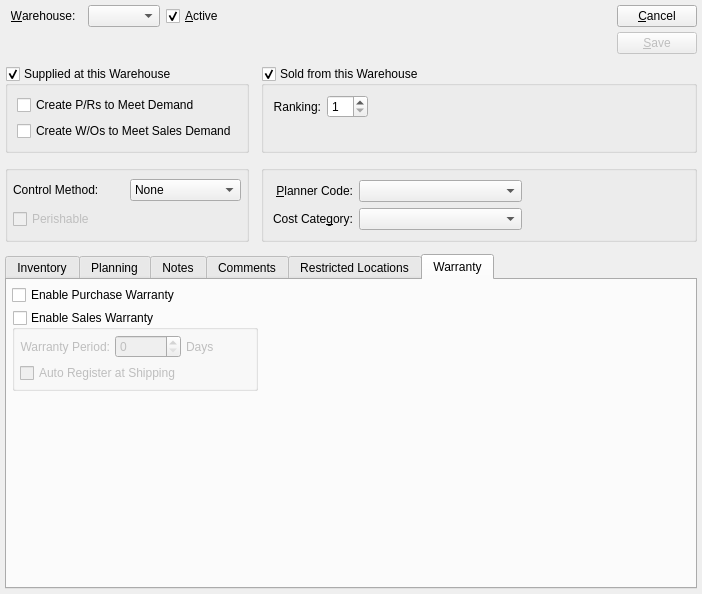
Before: the Qt Designer form xtuple/trunk/guiclient/itemSite.ui in WooodHead/xtuple, drawn with Qt 5.
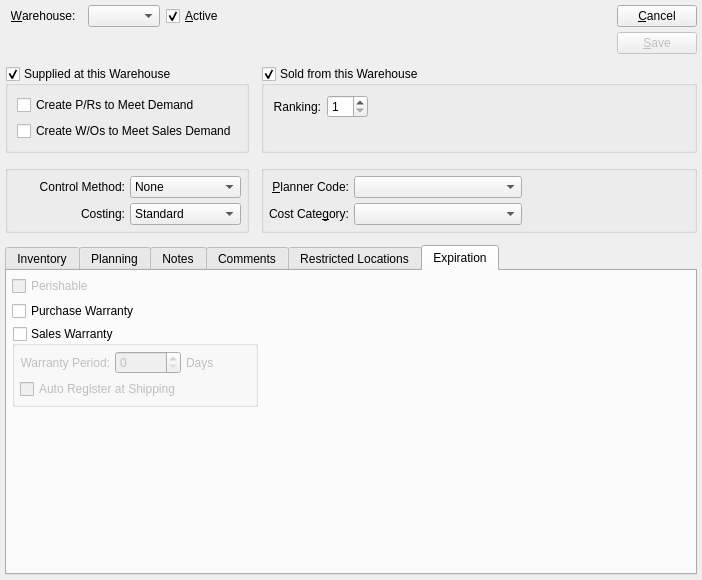
After: the same form once the commit is applied. The open tabs and pages were chosen to show the change. Custom widgets are drawn as their Qt base class.

Commit message: issue #6636:  Second pass lot serial restructuring so information can be tracked against a specific lot/serial number for warranty registration.  Fix up non-standard transactions and lot/serial related displays.

Diff of the .ui file:
```diff
--- a/xtuple/trunk/guiclient/itemSite.ui
+++ b/xtuple/trunk/guiclient/itemSite.ui
@@ -6,7 +6,7 @@
     <x>0</x>
     <y>0</y>
     <width>702</width>
-    <height>594</height>
+    <height>580</height>
    </rect>
   </property>
   <property name="minimumSize" >
@@ -328,6 +328,9 @@
           <property name="text" >
            <string>Control Method:</string>
           </property>
+          <property name="alignment" >
+           <set>Qt::AlignRight|Qt::AlignTrailing|Qt::AlignVCenter</set>
+          </property>
          </widget>
         </item>
         <item row="0" column="1" >
@@ -361,13 +364,32 @@
          </widget>
         </item>
         <item row="1" column="0" >
-         <widget class="QCheckBox" name="_perishable" >
-          <property name="enabled" >
-           <bool>false</bool>
-          </property>
+         <widget class="QLabel" name="_controlMethodLit_2" >
           <property name="text" >
-           <string>Perishable</string>
+           <string>Costing:</string>
           </property>
+          <property name="alignment" >
+           <set>Qt::AlignRight|Qt::AlignTrailing|Qt::AlignVCenter</set>
+          </property>
+         </widget>
+        </item>
+        <item row="1" column="1" >
+         <widget class="XComboBox" name="xcomboBox" >
+          <item>
+           <property name="text" >
+            <string>Standard</string>
+           </property>
+          </item>
+          <item>
+           <property name="text" >
+            <string>Job</string>
+           </property>
+          </item>
+          <item>
+           <property name="text" >
+            <string/>
+           </property>
+          </item>
          </widget>
         </item>
        </layout>
@@ -379,37 +401,6 @@
         <string/>
        </property>
        <layout class="QGridLayout" >
-        <property name="leftMargin" >
-         <number>9</number>
-        </property>
-        <property name="topMargin" >
-         <number>9</number>
-        </property>
-        <property name="rightMargin" >
-         <number>9</number>
-        </property>
-        <property name="bottomMargin" >
-         <number>9</number>
-        </property>
-        <property name="horizontalSpacing" >
-         <number>6</number>
-        </property>
-        <property name="verticalSpacing" >
-         <number>6</number>
-        </property>
-        <item row="0" column="2" >
-         <spacer>
-          <property name="orientation" >
-           <enum>Qt::Horizontal</enum>
-          </property>
-          <property name="sizeHint" >
-           <size>
-            <width>40</width>
-            <height>20</height>
-           </size>
-          </property>
-         </spacer>
-        </item>
         <item row="0" column="0" >
          <widget class="QLabel" name="_plannerCodeLit" >
           <property name="text" >
@@ -439,6 +430,19 @@
           </property>
          </widget>
         </item>
+        <item row="0" column="2" >
+         <spacer>
+          <property name="orientation" >
+           <enum>Qt::Horizontal</enum>
+          </property>
+          <property name="sizeHint" >
+           <size>
+            <width>40</width>
+            <height>20</height>
+           </size>
+          </property>
+         </spacer>
+        </item>
         <item row="1" column="0" >
          <widget class="QLabel" name="_costcatLit" >
           <property name="text" >
@@ -1377,22 +1381,32 @@
          </item>
         </layout>
        </widget>
-       <widget class="QWidget" name="_warrantyTab" >
+       <widget class="QWidget" name="_expirationTab" >
         <attribute name="title" >
-         <string>Warranty</string>
+         <string>Expiration</string>
         </attribute>
         <layout class="QGridLayout" >
          <item row="0" column="0" >
-          <widget class="QCheckBox" name="_purchWarranty" >
+          <widget class="QCheckBox" name="_perishable" >
+           <property name="enabled" >
+            <bool>false</bool>
+           </property>
            <property name="text" >
-            <string>Enable Purchase Warranty</string>
+            <string>Perishable</string>
            </property>
           </widget>
          </item>
          <item row="1" column="0" >
+          <widget class="QCheckBox" name="_purchWarranty" >
+           <property name="text" >
+            <string>Purchase Warranty</string>
+           </property>
+          </widget>
+         </item>
+         <item row="2" column="0" >
           <widget class="QGroupBox" name="_salesWarranty" >
            <property name="title" >
-            <string>Enable Sales Warranty</string>
+            <string>Sales Warranty</string>
            </property>
            <property name="checkable" >
             <bool>true</bool>
@@ -1435,7 +1449,7 @@
            </layout>
           </widget>
          </item>
-         <item rowspan="2" row="1" column="1" >
+         <item rowspan="2" row="2" column="1" >
           <spacer>
            <property name="orientation" >
             <enum>Qt::Horizontal</enum>
@@ -1448,7 +1462,7 @@
            </property>
           </spacer>
          </item>
-         <item row="2" column="0" >
+         <item row="3" column="0" >
           <spacer>
            <property name="orientation" >
             <enum>Qt::Vertical</enum>
@@ -1456,7 +1470,7 @@
            <property name="sizeHint" >
             <size>
              <width>246</width>
-             <height>51</height>
+             <height>0</height>
             </size>
            </property>
           </spacer>
```
Left out of the diff: 4 changed lines with no effect on the pictures. The commit also changes 11 other files.
